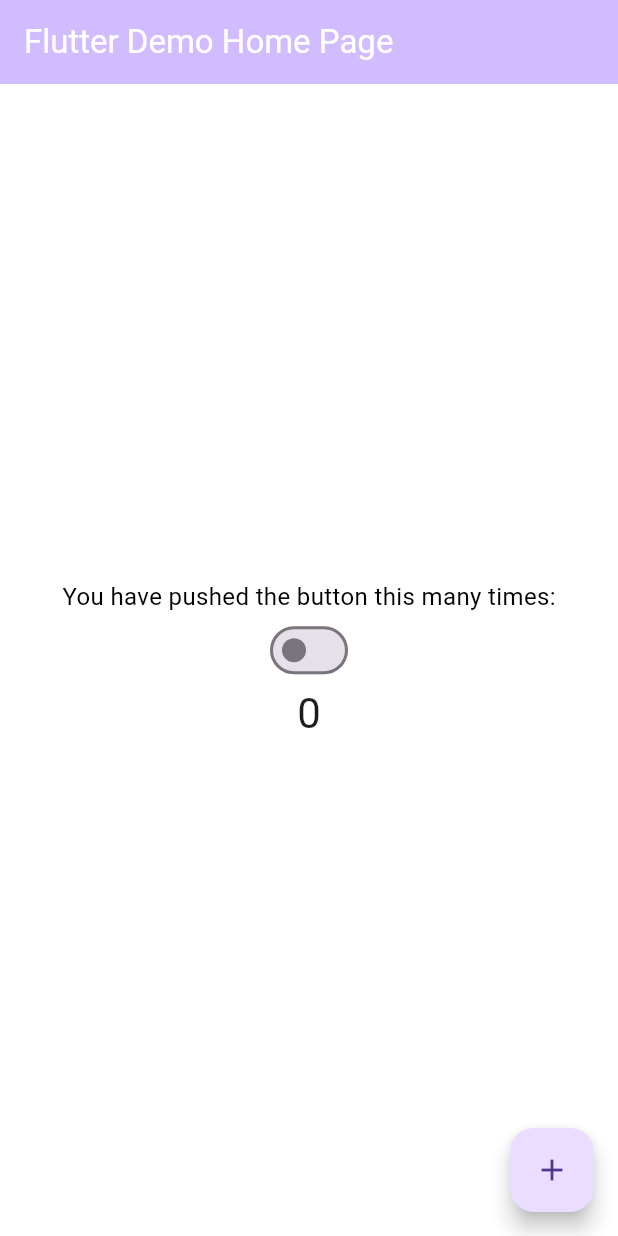
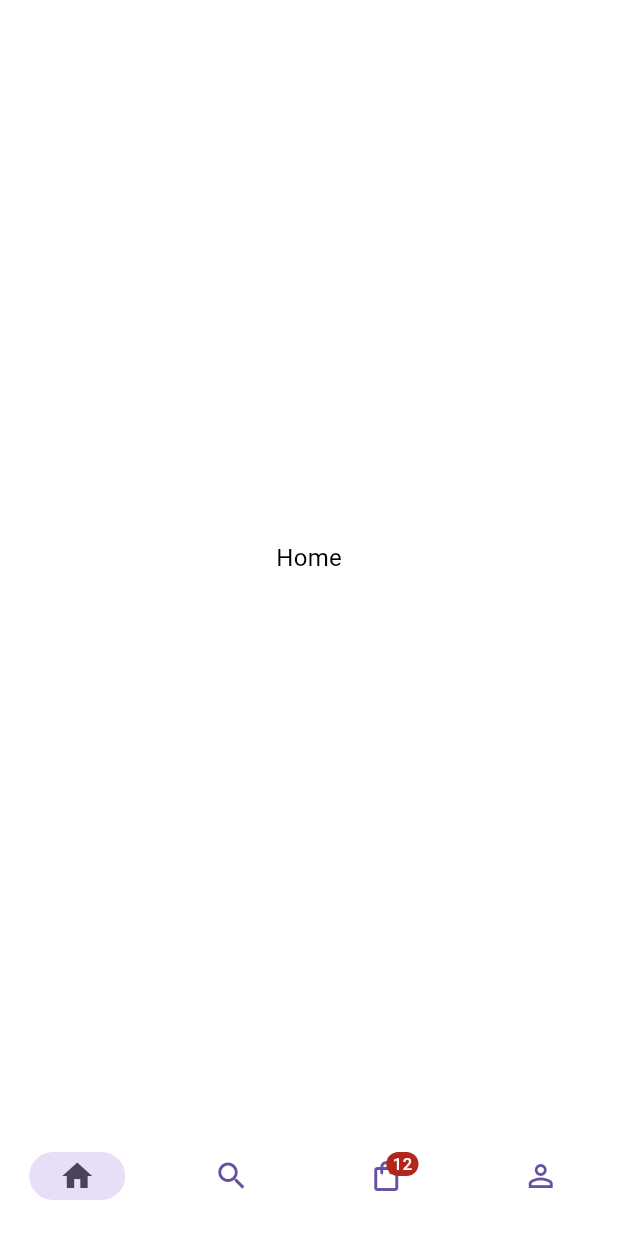
Before and after one commit to PhanHuuTri/message-noti, a Flutter app: the screen it shows after launch, on a phone screen of 412 x 824 dp. Run offline on Flutter 3.47's test engine with Material 3 defaults, Android fonts, the light colour scheme and no system bars; our stand-ins replace firebase_core, firebase_messaging, flutter_local_notifications, go_router; accounts and stored records are empty.

Commit message:
feat: update router

```diff
--- /dev/null
+++ b/lib/api/navigation.dart
@@ -0,0 +1,29 @@
+import 'package:go_router/go_router.dart';
+
+/// Represents a named route with type-safe parameters
+sealed class RouteSpec {
+  const RouteSpec();
+}
+
+class HomeRoute extends RouteSpec { const HomeRoute(); }
+class SearchRoute extends RouteSpec { const SearchRoute(); }
+class CartRoute extends RouteSpec { const CartRoute(); }
+class ProfileRoute extends RouteSpec { const ProfileRoute(); }
+
+// Navigation result (if the screen returns)
+typedef NavResult<T> = Future<T?>;
+
+abstract interface class Navigation {
+  // go = replace stack by location
+  void go(RouteSpec route);
+  // push = push on top
+  NavResult<T> push<T>(RouteSpec route);
+  bool canPop();
+  void pop<T extends Object?>([T? result]);
+}
+
+// Allow features to register routes independently of a specific adapter
+typedef RouteBuilder = RouteBase Function();
+abstract interface class RouteRegistry {
+  void register(List<RouteBase> routes); // RouteBase is an "abstract concept" – adapter can map as needed
+}
--- a/lib/main.dart
+++ b/lib/main.dart
@@ -1,4 +1,5 @@
 import 'package:demo_noti/firebase_options.dart';
+import 'package:demo_noti/routers/go_router_adapter.dart';
 import 'package:demo_noti/services/notification_service.dart';
 import 'package:demo_noti/themes/dark_theme.dart';
 import 'package:demo_noti/themes/light_theme.dart';
@@ -6,22 +7,49 @@ import 'package:demo_noti/themes/theme_manager.dart';
 import 'package:firebase_core/firebase_core.dart';
 import 'package:firebase_messaging/firebase_messaging.dart';
 import 'package:flutter/material.dart';
+import 'package:go_router/go_router.dart';
 import 'package:provider/provider.dart';
 
 void main() async {
   WidgetsFlutterBinding.ensureInitialized();
   await Firebase.initializeApp(
-    options: DefaultFirebaseOptions.currentPlatform, // nếu có file firebase_options.dart
+    options: DefaultFirebaseOptions
+        .currentPlatform, // nếu có file firebase_options.dart
     // nếu KHÔNG có file này (mobile only) thì dùng: await Firebase.initializeApp();
   );
   FirebaseMessaging.onBackgroundMessage(firebaseMessagingBackgroundHandler);
   await initializeLocalNotifications();
-  runApp(const MyApp());
+
+  final extra = <RouteBase>[
+    // Ví dụ: SettingsFeature.routes(), ProductFeature.routes(), ...
+  ];
+  final router = buildGoRouter(
+    extraRoutes: extra,
+    observers: [
+      // FirebaseAnalyticsObserver(analytics: FirebaseAnalytics.instance),
+    ],
+    // redirect: (BuildContext context, GoRouterState state) {
+    //   // Ví dụ guard login cực gọn
+    //   // final loggedIn = true; // Lấy từ DI/state thực tế
+    //   final wantsProfile = state.matchedLocation.startsWith('/profile');
+    //   if (wantsProfile) {
+    //     return '/home';
+    //   }
+    //   return null;
+    // },
+  );
+
+  final nav = GoNav(router); // Adapter implement Navigation
+
+  runApp(MyApp(router: router, nav: nav));
 }
 
 class MyApp extends StatelessWidget {
-  const MyApp({super.key});
+  const MyApp({super.key, required this.router, required this.nav});
 
+  final GoRouter router;
+  final GoNav nav;
+  @override
   // This widget is the root of your application.
   @override
   Widget build(BuildContext context) {
@@ -29,14 +57,14 @@ class MyApp extends StatelessWidget {
       create: (_) => ThemeManager(),
       child: Consumer<ThemeManager>(
         builder: (context, themeManager, child) {
-          return MaterialApp(
+          return MaterialApp.router(
+            routerConfig: router,
             debugShowCheckedModeBanner: false,
             themeMode: themeManager.isDarkMode
                 ? ThemeMode.dark
                 : ThemeMode.light,
             theme: lightTheme,
             darkTheme: darkTheme,
-            home: const MyHomePage(title: 'Flutter Demo Home Page'),
           );
         },
       ),
@@ -44,124 +72,84 @@ class MyApp extends StatelessWidget {
   }
 }
 
-class MyHomePage extends StatefulWidget {
-  const MyHomePage({super.key, required this.title});
+// class MyHomePage extends StatefulWidget {
+//   const MyHomePage({super.key, required this.title});
 
-  // This widget is the home page of your application. It is stateful, meaning
-  // that it has a State object (defined below) that contains fields that affect
-  // how it looks.
+//   final String title;
 
-  // This class is the configuration for the state. It holds the values (in this
-  // case the title) provided by the parent (in this case the App widget) and
-  // used by the build method of the State. Fields in a Widget subclass are
-  // always marked "final".
+//   @override
+//   State<MyHomePage> createState() => _MyHomePageState();
+// }
 
-  final String title;
+// class _MyHomePageState extends State<MyHomePage> {
+//   int _counter = 0;
+//   late FirebaseMessaging _firebaseMessaging;
 
-  @override
-  State<MyHomePage> createState() => _MyHomePageState();
-}
+//   void _incrementCounter() {
+//     setState(() {
+//       _counter++;
+//     });
+//   }
 
-class _MyHomePageState extends State<MyHomePage> {
-  int _counter = 0;
-  late FirebaseMessaging _firebaseMessaging;
+//   @override
+//   void initState() {
+//     super.initState();
+//     _firebaseMessaging = FirebaseMessaging.instance;
 
-  void _incrementCounter() {
-    setState(() {
-      // This call to setState tells the Flutter framework that something has
-      // changed in this State, which causes it to rerun the build method below
-      // so that the display can reflect the updated values. If we changed
-      // _counter without calling setState(), then the build method would not be
-      // called again, and so nothing would appear to happen.
-      _counter++;
-    });
-  }
+//     // Request permission for iOS
+//     _firebaseMessaging.requestPermission();
 
-  @override
-  void initState() {
-    super.initState();
-    _firebaseMessaging = FirebaseMessaging.instance;
+//     // Get the token for this device
+//     _firebaseMessaging.getToken().then((String? token) {
+//       assert(token != null);
+//       print("Firebase Messaging Token: $token");
+//     });
 
-    // Request permission for iOS
-    _firebaseMessaging.requestPermission();
+//     // Handle foreground messages
+//     FirebaseMessaging.onMessage.listen((RemoteMessage message) {
+//       print('Received a message while in the foreground!');
+//       print('Message data: ${message.data}');
 
-    // Get the token for this device
-    _firebaseMessaging.getToken().then((String? token) {
-      assert(token != null);
-      print("Firebase Messaging Token: $token");
-    });
+//       if (message.notification != null) {
+//         print('Message also contained a notification: ${message.notification}');
+//       }
+//     });
 
-    // Handle foreground messages
-    FirebaseMessaging.onMessage.listen((RemoteMessage message) {
-      print('Received a message while in the foreground!');
-      print('Message data: ${message.data}');
+//     FirebaseMessaging.onMessageOpenedApp.listen((RemoteMessage message) {
+//       print('App opened from notification: ${message.notification?.title}');
+//     });
+//   }
 
-      if (message.notification != null) {
-        print('Message also contained a notification: ${message.notification}');
-      }
-    });
-
-    FirebaseMessaging.onMessageOpenedApp.listen((RemoteMessage message) {
-      print('App opened from notification: ${message.notification?.title}');
-    });
-  }
-
-  @override
-  Widget build(BuildContext context) {
-    // This method is rerun every time setState is called, for instance as done
-    // by the _incrementCounter method above.
-    //
-    // The Flutter framework has been optimized to make rerunning build methods
-    // fast, so that you can just rebuild anything that needs updating rather
-    // than having to individually change instances of widgets.
-    return Scaffold(
-      appBar: AppBar(
-        // TRY THIS: Try changing the color here to a specific color (to
-        // Colors.amber, perhaps?) and trigger a hot reload to see the AppBar
-        // change color while the other colors stay the same.
-        backgroundColor: Theme.of(context).colorScheme.inversePrimary,
-        // Here we take the value from the MyHomePage object that was created by
-        // the App.build method, and use it to set our appbar title.
-        title: Text(widget.title),
-      ),
-      body: Center(
-        // Center is a layout widget. It takes a single child and positions it
-        // in the middle of the parent.
-        child: Column(
-          // Column is also a layout widget. It takes a list of children and
-          // arranges them vertically. By default, it sizes itself to fit its
-          // children horizontally, and tries to be as tall as its parent.
-          //
-          // Column has various properties to control how it sizes itself and
-          // how it positions its children. Here we use mainAxisAlignment to
-          // center the children vertically; the main axis here is the vertical
-          // axis because Columns are vertical (the cross axis would be
-          // horizontal).
-          //
-          // TRY THIS: Invoke "debug painting" (choose the "Toggle Debug Paint"
-          // action in the IDE, or press "p" in the console), to see the
-          // wireframe for each widget.
-          mainAxisAlignment: MainAxisAlignment.center,
-          children: <Widget>[
-            const Text('You have pushed the button this many times:'),
-            Switch(
-              value: Provider.of<ThemeManager>(context).isDarkMode,
-              onChanged: (value) {
-                Provider.of<ThemeManager>(context, listen: false).toggleTheme();
-              },
-            ),
-            Text(
-              '$_counter',
-              style: Theme.of(context).textTheme.headlineMedium,
-            ),
-          ],
-        ),
-      ),
-      floatingActionButton: FloatingActionButton(
-        onPressed: _incrementCounter,
-        tooltip: 'Increment',
-        child: const Icon(Icons.add),
-      ), // This trailing comma makes auto-formatting nicer for build methods.
-    );
-  }
-}
+//   @override
+//   Widget build(BuildContext context) {
+//     return Scaffold(
+//       appBar: AppBar(
+//         backgroundColor: Theme.of(context).colorScheme.inversePrimary,
+//         title: Text(widget.title),
+//       ),
+//       body: Center(
+//         child: Column(
+//           mainAxisAlignment: MainAxisAlignment.center,
+//           children: <Widget>[
+//             const Text('You have pushed the button this many times:'),
+//             Switch(
+//               value: Provider.of<ThemeManager>(context).isDarkMode,
+//               onChanged: (value) {
+//                 Provider.of<ThemeManager>(context, listen: false).toggleTheme();
+//               },
+//             ),
+//             Text(
+//               '$_counter',
+//               style: Theme.of(context).textTheme.headlineMedium,
+//             ),
+//           ],
+//         ),
+//       ),
+//       floatingActionButton: FloatingActionButton(
+//         onPressed: _incrementCounter,
+//         tooltip: 'Increment',
+//         child: const Icon(Icons.add),
+//       ), // This trailing comma makes auto-formatting nicer for build methods.
+//     );
+//   }
+// }
--- /dev/null
+++ b/lib/routers/go_router_adapter.dart
@@ -0,0 +1,83 @@
+// ignore_for_file: unreachable_switch_case
+
+import 'package:demo_noti/api/navigation.dart';
+import 'package:demo_noti/widgets/app_shell.dart';
+import 'package:flutter/material.dart';
+import 'package:go_router/go_router.dart';
+
+class GoNav implements Navigation {
+  GoNav(this._router);
+  final GoRouter _router;
+
+  @override
+  void go(RouteSpec r) => _router.go(_toPath(r));
+  @override
+  NavResult<T> push<T>(RouteSpec r) => _router.push<T>(_toPath(r));
+  @override
+  bool canPop() => _router.canPop();
+  @override
+  void pop<T extends Object?>([T? res]) => _router.pop(res);
+}
+
+String _toPath(RouteSpec r) => switch (r) {
+  HomeRoute() => '/home',
+  SearchRoute() => '/search',
+  CartRoute() => '/cart',
+  ProfileRoute() => '/profile',
+  _ => '/home',
+};
+
+GoRouter buildGoRouter({
+  required List<RouteBase> extraRoutes,
+  String initialLocation = '/home',
+  String? Function(BuildContext, GoRouterState)? redirect,
+  List<NavigatorObserver> observers = const [],
+}) {
+  return GoRouter(
+    initialLocation: initialLocation,
+    observers: observers,
+    redirect: redirect,
+    routes: [
+      StatefulShellRoute.indexedStack(
+        builder: (context, state, shell) => AppShell(shell: shell),
+        branches: [
+          StatefulShellBranch(
+            routes: [
+              GoRoute(path: '/home', builder: (_, __) => const _Stub('Home')),
+            ],
+          ),
+          StatefulShellBranch(
+            routes: [
+              GoRoute(
+                path: '/search',
+                builder: (_, __) => const _Stub('Search'),
+              ),
+            ],
+          ),
+          StatefulShellBranch(
+            routes: [
+              GoRoute(path: '/cart', builder: (_, s) => const _Stub('Cart')),
+            ],
+          ),
+          StatefulShellBranch(
+            routes: [
+              GoRoute(
+                path: '/profile',
+                builder: (_, __) => const _Stub('Profile'),
+              ),
+            ],
+          ),
+        ],
+      ),
+      // đăng ký thêm từ feature modules (product, settings, …)
+      ...extraRoutes,
+    ],
+  );
+}
+
+final class _Stub extends StatelessWidget {
+  const _Stub(this.title);
+  final String title;
+  @override
+  Widget build(BuildContext c) => Center(child: Text(title));
+}
--- /dev/null
+++ b/lib/widgets/app_shell.dart
@@ -0,0 +1,62 @@
+import 'package:flutter/material.dart';
+import 'package:go_router/go_router.dart';
+
+final class AppShell extends StatelessWidget {
+  const AppShell({super.key, required this.shell});
+  final StatefulNavigationShell shell;
+
+  @override
+  Widget build(BuildContext context) {
+    return Scaffold(
+      body: shell,
+      bottomNavigationBar: NavigationBar(
+        selectedIndex: shell.currentIndex,
+        onDestinationSelected: shell.goBranch,
+        backgroundColor: Colors.transparent,
+        labelBehavior: NavigationDestinationLabelBehavior.alwaysHide,
+        destinations: [
+          NavigationDestination(
+            icon: Icon(
+              Icons.home_outlined,
+              color: Theme.of(context).colorScheme.primary,
+            ),
+            selectedIcon: Icon(Icons.home),
+            label: 'Home',
+          ),
+          NavigationDestination(
+            icon: Icon(
+              Icons.search,
+              color: Theme.of(context).colorScheme.primary,
+            ),
+            label: 'Search',
+          ),
+          NavigationDestination(
+            icon: Badge(
+              label: Text('12'),
+              child: Icon(Icons.shopping_bag_outlined, color: Theme.of(context).colorScheme.primary),
+            ),
+            selectedIcon: Badge(
+              label: Text('12'),
+              child: Icon(
+                Icons.shopping_bag,
+                color: Theme.of(context).colorScheme.primary,
+              ),
+            ),
+            label: 'Cart',
+          ),
+          NavigationDestination(
+            icon: Icon(
+              Icons.person_outline,
+              color: Theme.of(context).colorScheme.primary,
+            ),
+            selectedIcon: Icon(
+              Icons.person,
+              color: Theme.of(context).colorScheme.primary,
+            ),
+            label: 'Profile',
+          ),
+        ],
+      ),
+    );
+  }
+}
--- a/pubspec.yaml
+++ b/pubspec.yaml
@@ -38,6 +38,7 @@ dependencies:
   firebase_core: ^4.1.1
   firebase_messaging: ^16.0.2
   flutter_local_notifications: ^19.4.2
+  go_router: ^16.2.4
 
 dev_dependencies:
   flutter_test:
```
Also changed, not shown: pubspec.lock, 1 other file.
